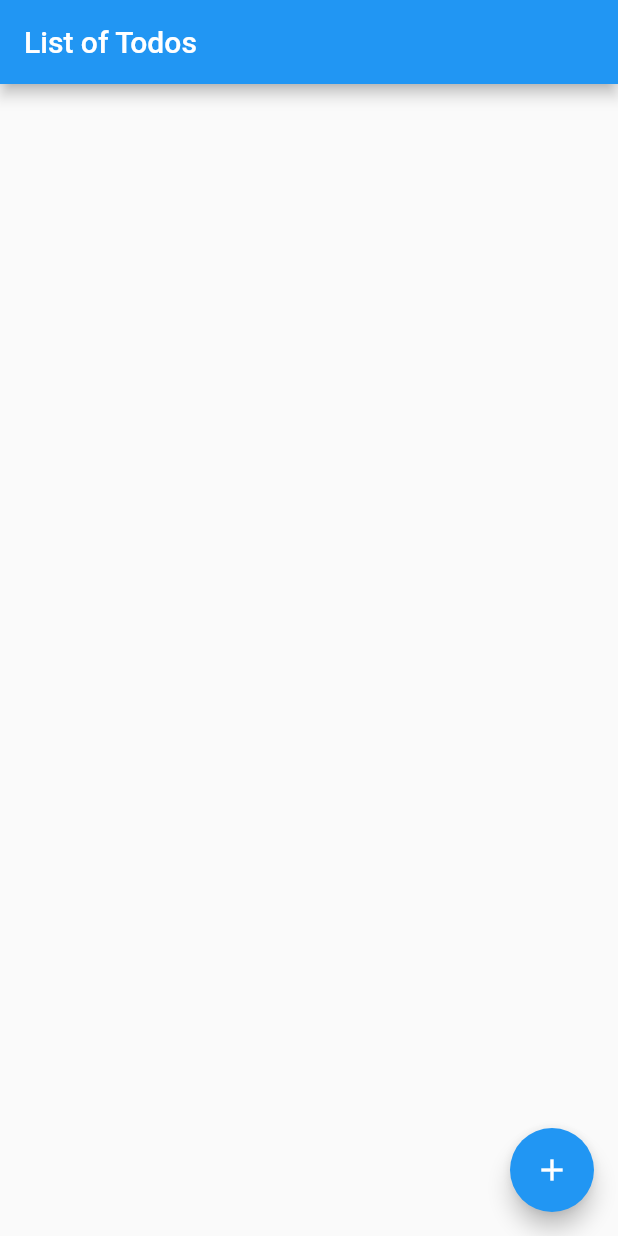
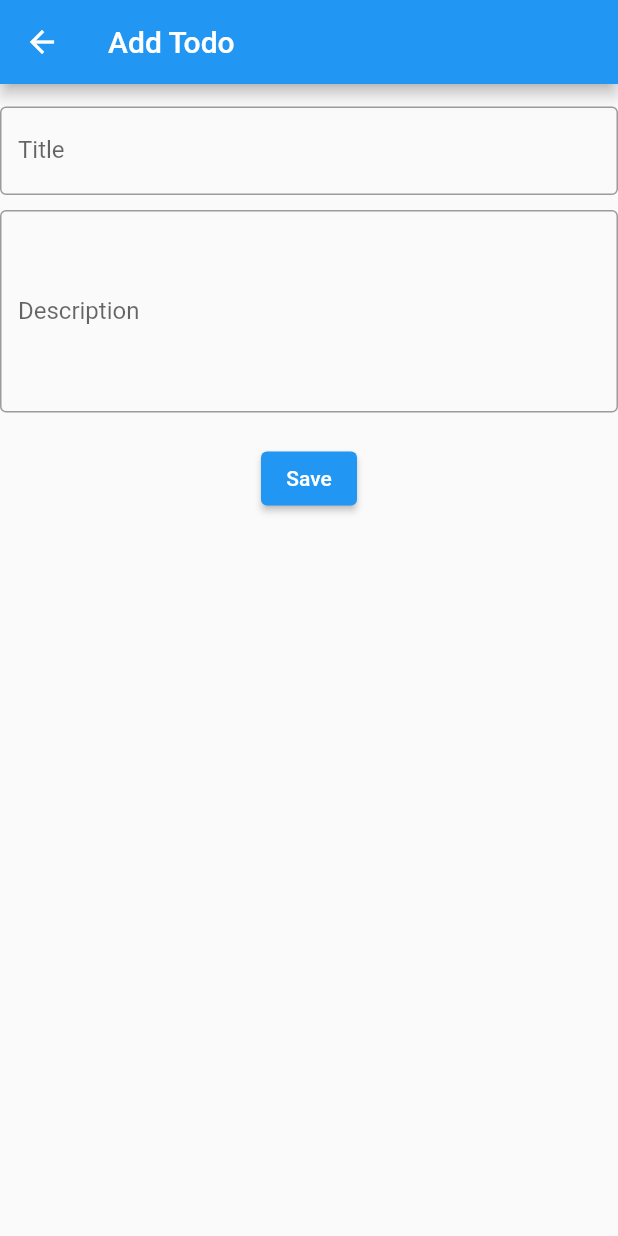
Before and after one commit to justjelku/ToDoApp, a Flutter app: the screen it shows after launch, after a tap on the "add" icon, on a phone screen of 412 x 824 dp. Run offline on Flutter 3.47's test engine with Material 2 defaults, Android fonts, the light colour scheme and no system bars; our stand-ins replace sqflite; accounts and stored records are empty.

Commit message:
create AddPage

```diff
--- /dev/null
+++ b/lib/addpage.dart
@@ -0,0 +1,133 @@
+import 'package:flutter/material.dart';
+import 'package:todoapp_sqflite/database.dart';
+
+class AddPage extends StatefulWidget {
+  final Map? todo;
+
+  const AddPage({super.key, this.todo});
+
+  @override
+  State<AddPage> createState() => _AddPageState();
+}
+
+class _AddPageState extends State<AddPage> {
+  List<Map<String, dynamic>> todolist = [];
+  // List todoList = [];
+
+  final formKey = GlobalKey<FormState>();
+  final TextEditingController _titleController = TextEditingController();
+  final TextEditingController _descriptionController = TextEditingController();
+  bool isEdit = false;
+
+  get id => null;
+
+  bool _isLoading = true;
+
+  void _refreshData() async {
+    final todo = await Database.getTodos();
+    setState(() {
+      todolist = todo;
+      _isLoading = false;
+    });
+  }
+
+
+  @override
+  void initState() {
+    super.initState();
+    _refreshData();
+    final todo = widget.todo;
+    if (todo != null) {
+      isEdit = true;
+      final existingData = todolist.firstWhere((element) => element['id'] == id);
+      _titleController.text = existingData['title'];
+      _descriptionController.text = existingData['description'];
+    } else {
+      _titleController.text = "";
+      _descriptionController.text = "";
+    }
+  }
+
+  @override
+  Widget build(BuildContext context) {
+    return Scaffold(
+      appBar: AppBar(
+        title: const Text("Add Todo"),
+      ),
+      body: Form(
+        key: formKey,
+        autovalidateMode: AutovalidateMode.onUserInteraction,
+        child: Column(
+          mainAxisAlignment: MainAxisAlignment.start,
+          crossAxisAlignment: CrossAxisAlignment.end,
+          children: [
+            const SizedBox(
+              height: 15,
+            ),
+            TextFormField(
+              controller: _titleController,
+              keyboardType: TextInputType.name,
+              decoration: const InputDecoration(
+                border: OutlineInputBorder(),
+                hintText: 'Title',
+                labelText: 'Title',
+              ),
+              validator: (value) {
+                return (value == '') ? 'Fill in the blanks' : null;
+              },
+            ),
+            const SizedBox(height: 10),
+            TextFormField(
+              controller: _descriptionController,
+              decoration: const InputDecoration(
+                  border: OutlineInputBorder(),
+                  hintText: 'Description',
+                  labelText: 'Description'
+              ),
+              keyboardType: TextInputType.multiline,
+              minLines: 5,
+              maxLines: 6,
+
+              validator: (value) {
+                return (value == '') ? 'Fill in the blanks' : null;
+              },
+            ),
+            const SizedBox(height: 20),
+            Row(
+              mainAxisAlignment: MainAxisAlignment.center,
+              crossAxisAlignment: CrossAxisAlignment.start,
+              children: [
+                ElevatedButton(
+                  onPressed: () async {
+                    if (formKey.currentState!.validate()) {
+                      if (id == null) {
+                        await addTodo();
+                      }
+
+                      // Clear the text fields
+                      setState(() {
+                        id != null;
+                        _titleController.text = '';
+                        _descriptionController.text = '';
+                      });
+                      // ignore: use_build_context_synchronously
+                      Navigator.pop(context);
+                    }
+                  },
+                  child: Text(id != null ? 'Update' : 'Save'),
+                ),
+              ],
+            )
+          ],
+        ),
+      ),
+    );
+  }
+
+// Insert a new data to the database
+  Future<void> addTodo() async {
+    await Database.createTodo( //post
+        _titleController.text, _descriptionController.text);
+    _refreshData();
+  }
+}
--- a/lib/homepage.dart
+++ b/lib/homepage.dart
@@ -1,4 +1,5 @@
 import 'package:flutter/material.dart';
+import 'package:todoapp_sqflite/addpage.dart';
 import 'package:todoapp_sqflite/database.dart';
 
 class HomePage extends StatefulWidget {
@@ -11,6 +12,14 @@ class HomePage extends StatefulWidget {
 class _HomePageState extends State<HomePage> {
 
   List<Map<String, dynamic>> todolist = [];
+
+  void addTodo() async {
+    final route = MaterialPageRoute(
+      builder: (context) => const AddPage(),
+    );
+    await Navigator.push(context, route);
+    _getData();
+  }
 
   void _getData() async {
     final todo = await Database.getTodos();
@@ -56,7 +65,9 @@ class _HomePageState extends State<HomePage> {
       ),
       floatingActionButton: FloatingActionButton(
         onPressed: (){
-
+          Navigator.push(context, MaterialPageRoute(
+              builder: (context) => const AddPage()
+          ));
         },
         child: const Icon(Icons.add),
       ),
```
